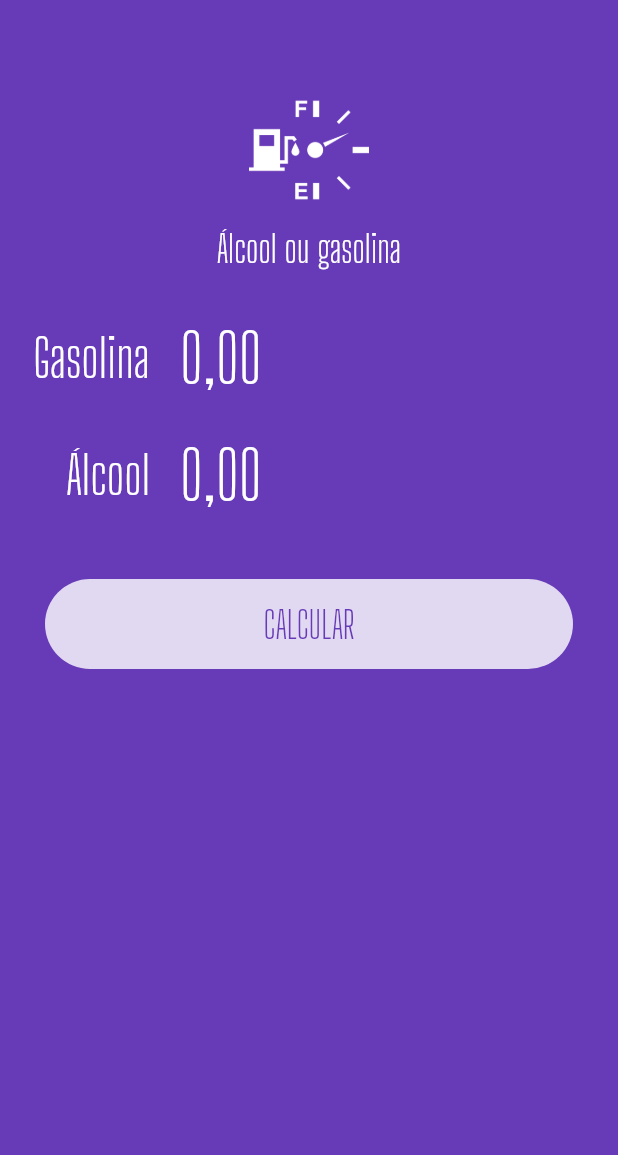
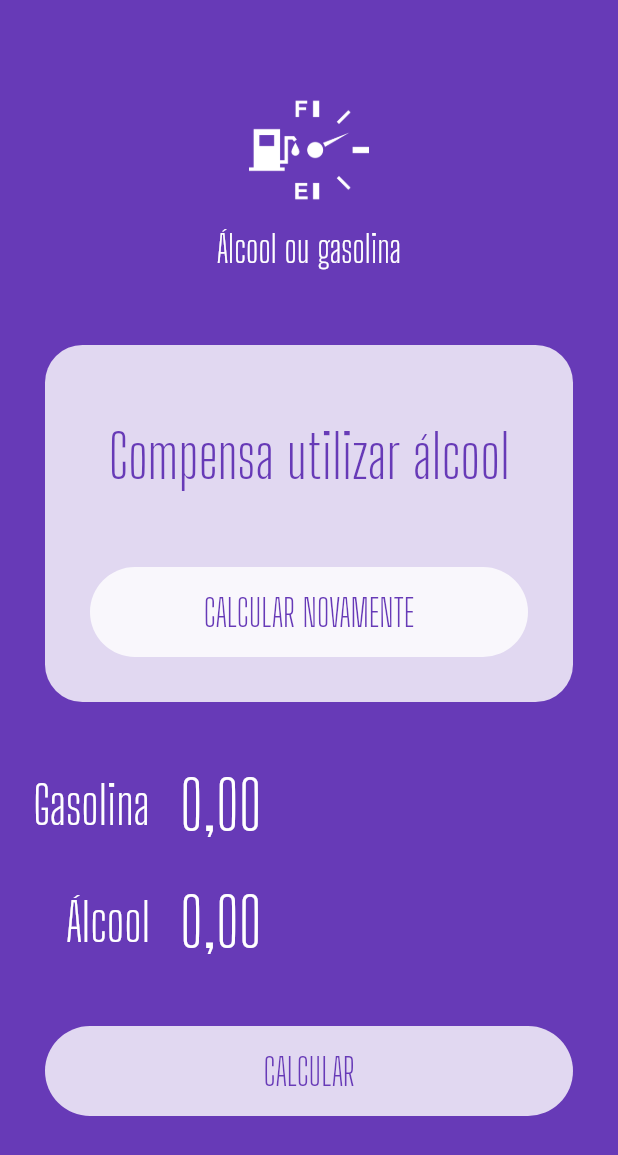
Before and after one commit to westefns-souza/flutter-alcool-ou-gasolina, a Flutter app: the screen it shows after launch, on a phone screen of 412 x 824 dp. Shown: the top 1155 px of the screen. Run offline on Flutter 3.47's test engine with Material 2 defaults, Android fonts, the phone set to English and light mode, and no system bars; our stand-ins replace flutter_masked_text.

Commit message:
Aula Exibindo o Resultado

```diff
--- a/lib/main.dart
+++ b/lib/main.dart
@@ -32,6 +32,52 @@ class HomePage extends StatelessWidget {
       body: ListView(
         children: [
           Logo(),
+          Container(
+            margin: EdgeInsets.all(30),
+            decoration: BoxDecoration(
+              color: Colors.white.withOpacity(0.8),
+              borderRadius: BorderRadius.circular(25),
+            ),
+            child: Column(
+              children: [
+                SizedBox(
+                  height: 50,
+                ),
+                Text(
+                  "Compensa utilizar álcool",
+                  style: TextStyle(
+                    color: Theme.of(context).primaryColor,
+                    fontSize: 40,
+                    fontFamily: "Big Shoulders Display",
+                  ),
+                  textAlign: TextAlign.center,
+                ),
+                SizedBox(
+                  height: 20,
+                ),
+                Container(
+                  margin: EdgeInsets.all(30),
+                  height: 60,
+                  width: double.infinity,
+                  decoration: BoxDecoration(
+                    color: Colors.white.withOpacity(0.8),
+                    borderRadius: BorderRadius.circular(60),
+                  ),
+                  child: FlatButton(
+                    child: Text(
+                      "CALCULAR NOVAMENTE",
+                      style: TextStyle(
+                        color: Theme.of(context).primaryColor,
+                        fontSize: 25,
+                        fontFamily: "Big Shoulders Display",
+                      ),
+                    ),
+                    onPressed: () {},
+                  ),
+                ),
+              ],
+            ),
+          ),
           Input(
             label: "Gasolina",
             ctrl: _gasCtrl,
```
